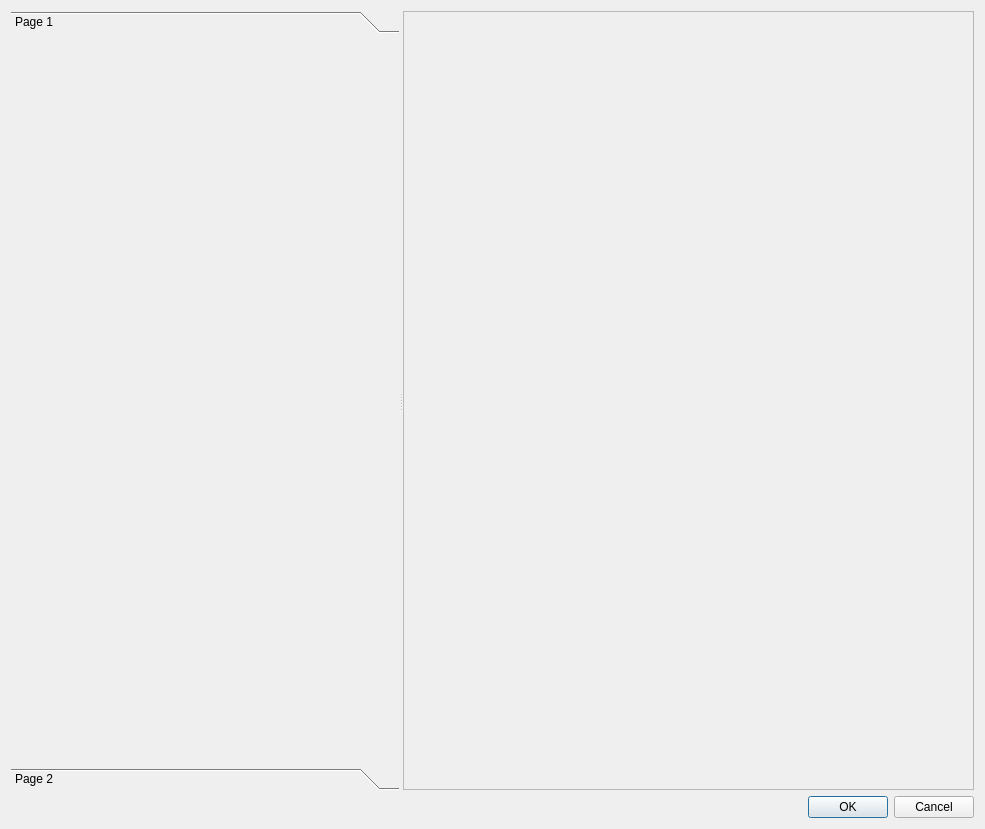
Qt form FEniCSBloodSim/GUI_Module/Forms/Workflow/genericworkflowdialog.ui (carmenalonsomontes/FEniCS-Medical-Simulation) before a commit.
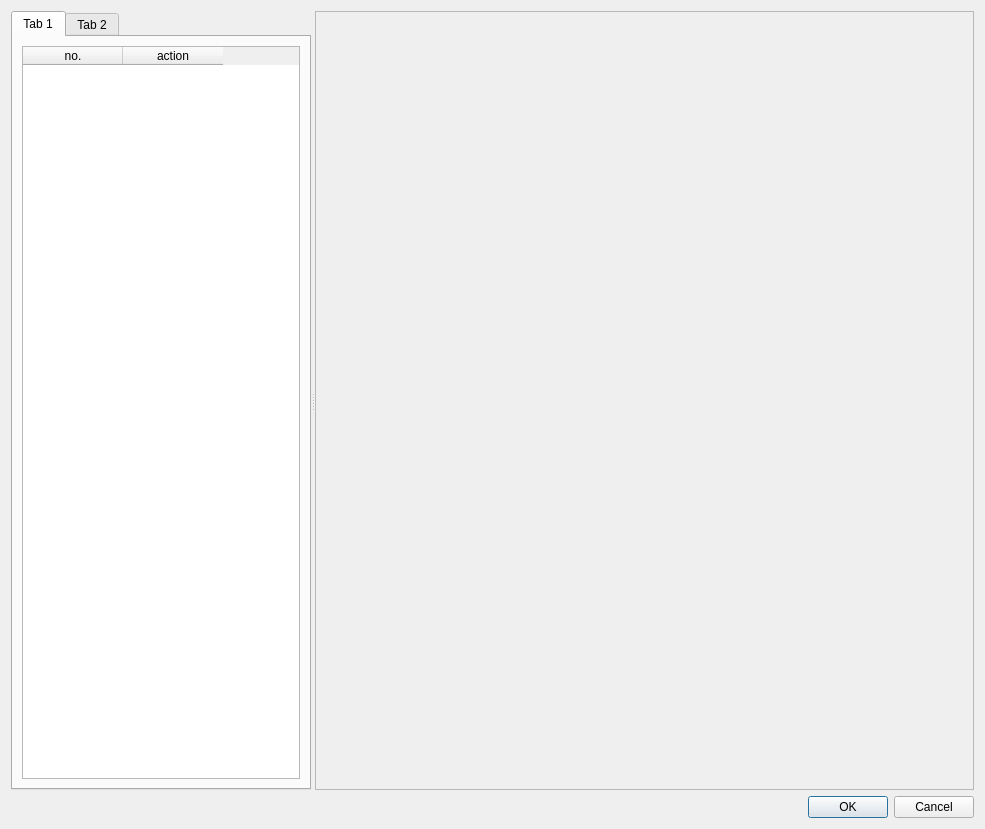
The same form after that commit.

What changed in the file:
```diff
--- a/FEniCSBloodSim/GUI_Module/Forms/Workflow/genericworkflowdialog.ui
+++ b/FEniCSBloodSim/GUI_Module/Forms/Workflow/genericworkflowdialog.ui
@@ -19,34 +19,49 @@
      <property name="orientation">
       <enum>Qt::Horizontal</enum>
      </property>
-     <widget class="QToolBox" name="dragableToolBox">
-      <property name="currentIndex">
-       <number>0</number>
+     <widget class="QTabWidget" name="tabMethods">
+      <property name="maximumSize">
+       <size>
+        <width>300</width>
+        <height>16777215</height>
+       </size>
       </property>
-      <widget class="QWidget" name="page">
-       <property name="geometry">
-        <rect>
-         <x>0</x>
-         <y>0</y>
-         <width>210</width>
-         <height>716</height>
-        </rect>
+      <property name="acceptDrops">
+       <bool>true</bool>
+      </property>
+      <widget class="QWidget" name="tabMethods1">
+       <property name="acceptDrops">
+        <bool>true</bool>
        </property>
-       <attribute name="label">
-        <string>Page 1</string>
+       <attribute name="title">
+        <string>Tab 1</string>
        </attribute>
+       <layout class="QVBoxLayout" name="verticalLayout_2">
+        <item>
+         <widget class="QTableWidget" name="tableMethods1">
+          <property name="acceptDrops">
+           <bool>true</bool>
+          </property>
+          <column>
+           <property name="text">
+            <string>no.</string>
+           </property>
+          </column>
+          <column>
+           <property name="text">
+            <string>action</string>
+           </property>
+          </column>
+         </widget>
+        </item>
+       </layout>
       </widget>
-      <widget class="QWidget" name="page_2">
-       <property name="geometry">
-        <rect>
-         <x>0</x>
-         <y>0</y>
-         <width>210</width>
-         <height>716</height>
-        </rect>
+      <widget class="QWidget" name="tabMethods2">
+       <property name="acceptDrops">
+        <bool>true</bool>
        </property>
-       <attribute name="label">
-        <string>Page 2</string>
+       <attribute name="title">
+        <string>Tab 2</string>
        </attribute>
       </widget>
      </widget>
@@ -57,6 +72,7 @@
       <property name="frameShadow">
        <enum>QFrame::Raised</enum>
       </property>
+      <layout class="QHBoxLayout" name="horizontalLayout_2"/>
      </widget>
     </widget>
    </item>
```
Left out of the diff: 14 changed lines with no effect on the pictures.
